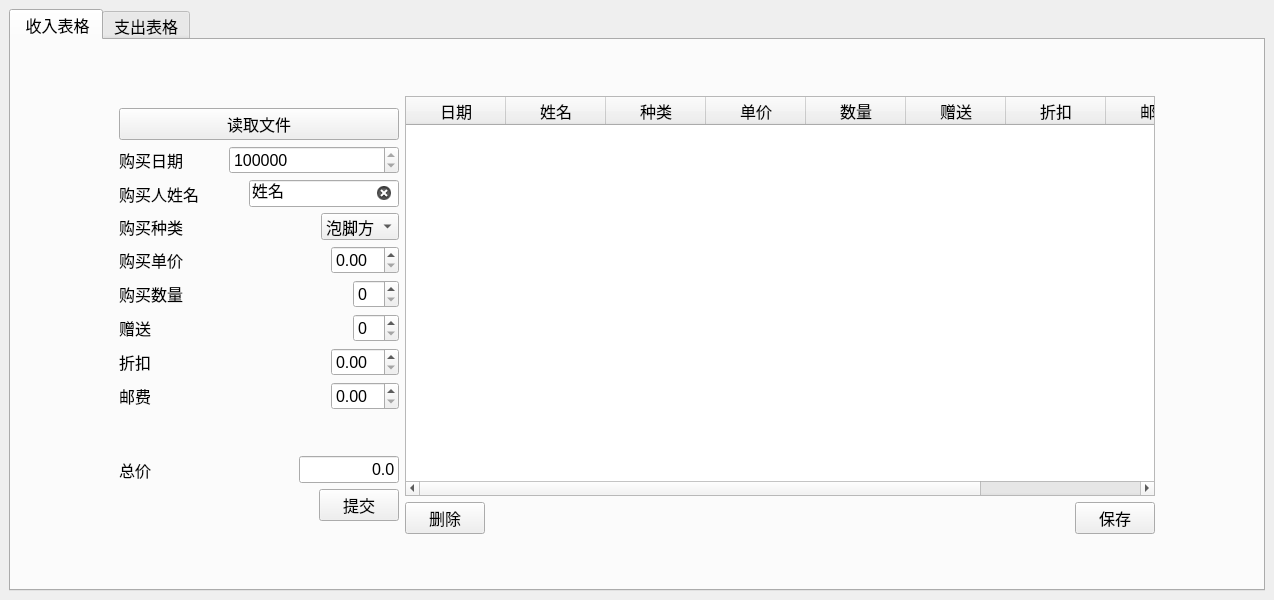
Qt form hfx.ui (DongzhenHuangfu/My-Manage-App) before a commit.
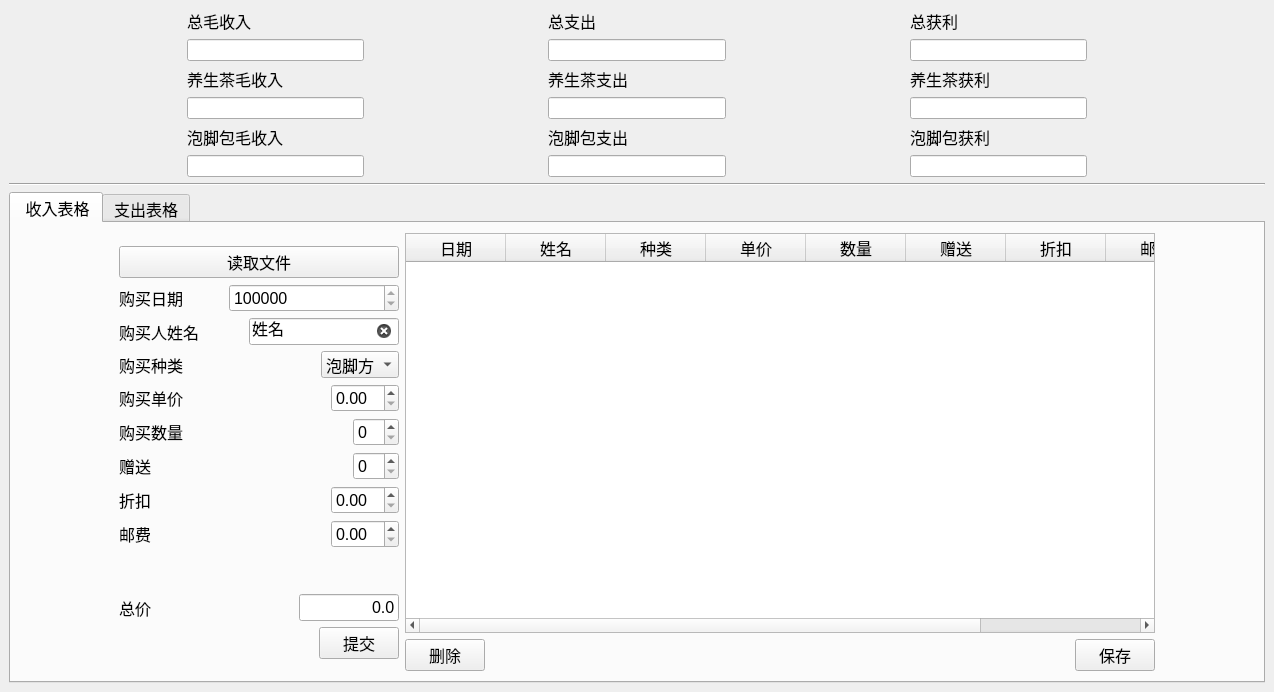
The same form after that commit.

Commit message:
feat: 定义总界面
毛收入，毛利率，净收入

```diff
--- a/hfx.ui
+++ b/hfx.ui
@@ -14,7 +14,220 @@
    <string>HFX</string>
   </property>
   <widget class="QWidget" name="centralwidget">
-   <layout class="QHBoxLayout" name="horizontalLayout">
+   <layout class="QVBoxLayout" name="verticalLayout_4">
+    <item>
+     <layout class="QHBoxLayout" name="horizontalLayout">
+      <item>
+       <spacer name="horizontalSpacer_17">
+        <property name="orientation">
+         <enum>Qt::Horizontal</enum>
+        </property>
+        <property name="sizeHint" stdset="0">
+         <size>
+          <width>40</width>
+          <height>20</height>
+         </size>
+        </property>
+       </spacer>
+      </item>
+      <item>
+       <layout class="QVBoxLayout" name="verticalLayout_5">
+        <item>
+         <widget class="QLabel" name="LabelGrossAll">
+          <property name="font">
+           <font>
+            <pointsize>12</pointsize>
+           </font>
+          </property>
+          <property name="text">
+           <string>总毛收入</string>
+          </property>
+         </widget>
+        </item>
+        <item>
+         <widget class="QLineEdit" name="LineEditGrossAll"/>
+        </item>
+        <item>
+         <widget class="QLabel" name="LabelGrossTea">
+          <property name="font">
+           <font>
+            <pointsize>12</pointsize>
+           </font>
+          </property>
+          <property name="text">
+           <string>养生茶毛收入</string>
+          </property>
+         </widget>
+        </item>
+        <item>
+         <widget class="QLineEdit" name="LineEditGrossTea"/>
+        </item>
+        <item>
+         <widget class="QLabel" name="LabelGrossPao">
+          <property name="font">
+           <font>
+            <pointsize>12</pointsize>
+           </font>
+          </property>
+          <property name="text">
+           <string>泡脚包毛收入</string>
+          </property>
+         </widget>
+        </item>
+        <item>
+         <widget class="QLineEdit" name="LineEditGrossPao"/>
+        </item>
+       </layout>
+      </item>
+      <item>
+       <spacer name="horizontalSpacer_19">
+        <property name="orientation">
+         <enum>Qt::Horizontal</enum>
+        </property>
+        <property name="sizeHint" stdset="0">
+         <size>
+          <width>40</width>
+          <height>20</height>
+         </size>
+        </property>
+       </spacer>
+      </item>
+      <item>
+       <layout class="QVBoxLayout" name="verticalLayout_8">
+        <item>
+         <widget class="QLabel" name="LabelOutAll">
+          <property name="font">
+           <font>
+            <pointsize>12</pointsize>
+           </font>
+          </property>
+          <property name="text">
+           <string>总支出</string>
+          </property>
+         </widget>
+        </item>
+        <item>
+         <widget class="QLineEdit" name="LineEditOutAll"/>
+        </item>
+        <item>
+         <widget class="QLabel" name="LabelOutTea">
+          <property name="font">
+           <font>
+            <pointsize>12</pointsize>
+           </font>
+          </property>
+          <property name="text">
+           <string>养生茶支出</string>
+          </property>
+         </widget>
+        </item>
+        <item>
+         <widget class="QLineEdit" name="LineEditOutTea"/>
+        </item>
+        <item>
+         <widget class="QLabel" name="LabelOutPao">
+          <property name="font">
+           <font>
+            <pointsize>12</pointsize>
+           </font>
+          </property>
+          <property name="text">
+           <string>泡脚包支出</string>
+          </property>
+         </widget>
+        </item>
+        <item>
+         <widget class="QLineEdit" name="LineEditOutPao"/>
+        </item>
+       </layout>
+      </item>
+      <item>
+       <spacer name="horizontalSpacer_20">
+        <property name="orientation">
+         <enum>Qt::Horizontal</enum>
+        </property>
+        <property name="sizeHint" stdset="0">
+         <size>
+          <width>40</width>
+          <height>20</height>
+         </size>
+        </property>
+       </spacer>
+      </item>
+      <item>
+       <layout class="QVBoxLayout" name="verticalLayout_9">
+        <item>
+         <widget class="QLabel" name="LabelNetAll">
+          <property name="font">
+           <font>
+            <pointsize>12</pointsize>
+           </font>
+          </property>
+          <property name="text">
+           <string>总获利</string>
+          </property>
+         </widget>
+        </item>
+        <item>
+         <widget class="QLineEdit" name="LineEditNetAll"/>
+        </item>
+        <item>
+         <widget class="QLabel" name="LabelNetTea">
+          <property name="font">
+           <font>
+            <pointsize>12</pointsize>
+           </font>
+          </property>
+          <property name="text">
+           <string>养生茶获利</string>
+          </property>
+         </widget>
+        </item>
+        <item>
+         <widget class="QLineEdit" name="LineEditNetTea"/>
+        </item>
+        <item>
+         <widget class="QLabel" name="LabelNetPao">
+          <property name="font">
+           <font>
+            <pointsize>12</pointsize>
+           </font>
+          </property>
+          <property name="text">
+           <string>泡脚包获利</string>
+          </property>
+         </widget>
+        </item>
+        <item>
+         <widget class="QLineEdit" name="LineEditNetPao"/>
+        </item>
+       </layout>
+      </item>
+      <item>
+       <spacer name="horizontalSpacer_21">
+        <property name="orientation">
+         <enum>Qt::Horizontal</enum>
+        </property>
+        <property name="sizeHint" stdset="0">
+         <size>
+          <width>40</width>
+          <height>20</height>
+         </size>
+        </property>
+       </spacer>
+      </item>
+      <item>
+       <layout class="QVBoxLayout" name="verticalLayout_10"/>
+      </item>
+     </layout>
+    </item>
+    <item>
+     <widget class="Line" name="line">
+      <property name="orientation">
+       <enum>Qt::Horizontal</enum>
+      </property>
+     </widget>
+    </item>
     <item>
      <widget class="QTabWidget" name="TabAll">
       <property name="font">
```
